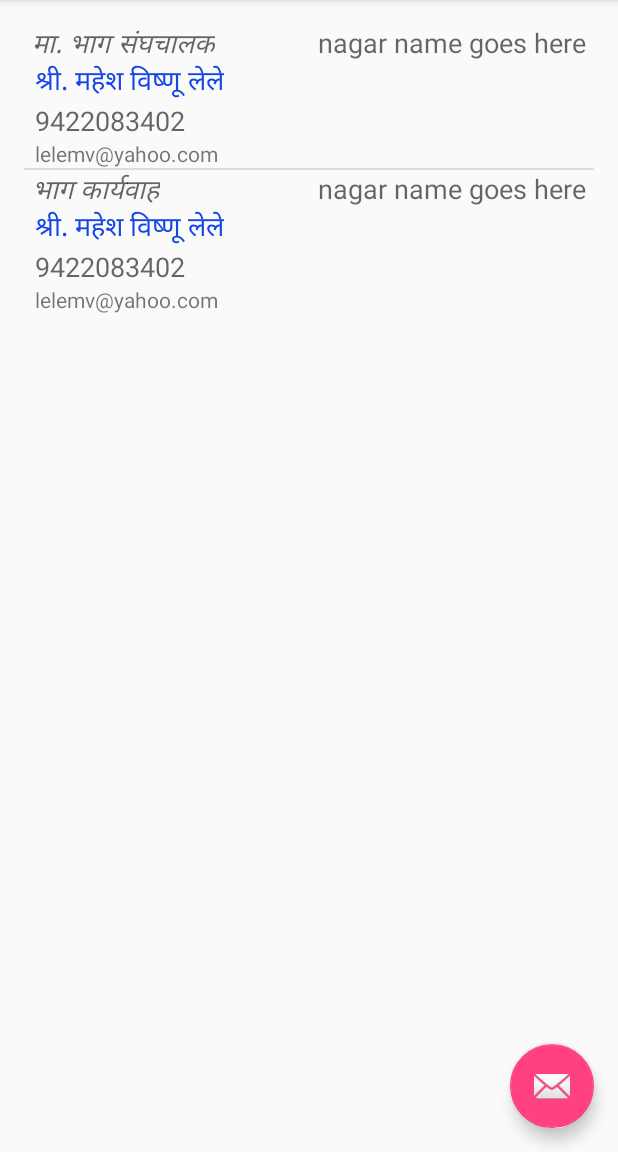
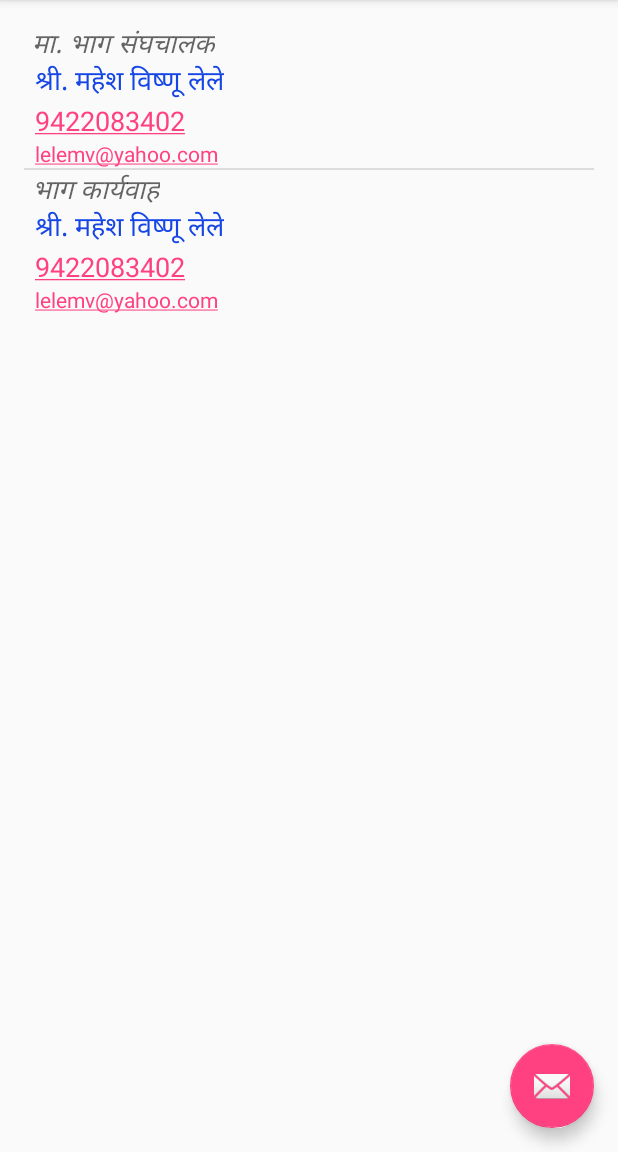
Before and after one commit to lonelybit/Bauddhik-Patrak, an Android app: the screen it shows after launch (MainActivity), in the side drawer, after a tap on "भाग कार्यकारिणी", on a phone screen of 412 x 824 dp, the part 84-1236 px from its top. Run offline under Robolectric (Android 15) with nearby library versions, the phone set to English and light mode, and no system bars.

```diff
--- a/app/src/main/res/layout/karyakarini_row_layout.xml
+++ b/app/src/main/res/layout/karyakarini_row_layout.xml
@@ -18,7 +18,6 @@
         android:layout_width="wrap_content"
         android:layout_height="wrap_content"
         android:textAppearance="?android:attr/textAppearanceMedium"
-        android:text="nagar name goes here"
         android:id="@+id/nagar_bhag_name_view_id"
         android:layout_alignParentTop="true"
         android:layout_alignParentRight="true"
@@ -46,7 +45,8 @@
         android:layout_below="@+id/karyakarta_name_view_id"
         android:layout_alignParentLeft="true"
         android:layout_alignParentStart="true"
-        android:paddingLeft="7dp" />
+        android:paddingLeft="7dp"
+        android:autoLink="phone"/>
 
     <TextView
         android:layout_width="wrap_content"
@@ -57,5 +57,6 @@
         android:layout_below="@+id/karyakarta_mobile_no_view_id"
         android:layout_alignParentLeft="true"
         android:layout_alignParentStart="true"
-        android:paddingLeft="7dp" />
+        android:paddingLeft="7dp"
+        android:autoLink="email"/>
 </RelativeLayout>
```
